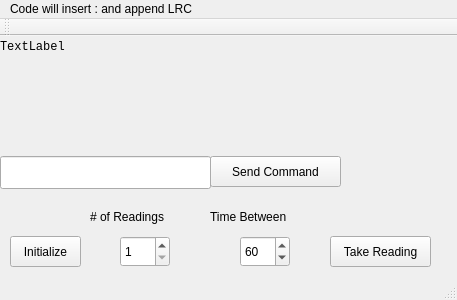
Before: the Qt Designer form mainwindow.ui in GeorgeIoak/QtSerialPort, drawn with Qt 5.
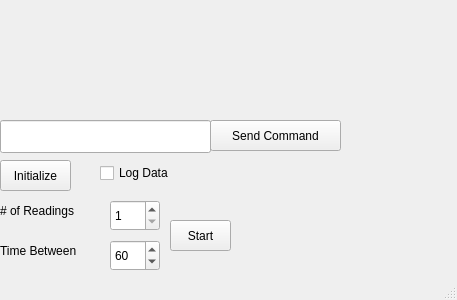
After: the same form once the commit is applied.

```diff
--- a/mainwindow.ui
+++ b/mainwindow.ui
@@ -65,27 +65,27 @@
      </font>
     </property>
     <property name="text">
-     <string>TextLabel</string>
+     <string/>
     </property>
    </widget>
    <widget class="QPushButton" name="btnTake1">
     <property name="geometry">
      <rect>
-      <x>330</x>
-      <y>200</y>
-      <width>101</width>
+      <x>170</x>
+      <y>220</y>
+      <width>61</width>
       <height>31</height>
      </rect>
     </property>
     <property name="text">
-     <string>Take Reading</string>
+     <string>Start</string>
     </property>
    </widget>
    <widget class="QPushButton" name="btnInit">
     <property name="geometry">
      <rect>
-      <x>10</x>
-      <y>200</y>
+      <x>0</x>
+      <y>160</y>
       <width>71</width>
       <height>31</height>
      </rect>
@@ -97,7 +97,7 @@
    <widget class="QSpinBox" name="spinBoxReadings">
     <property name="geometry">
      <rect>
-      <x>120</x>
+      <x>110</x>
       <y>200</y>
       <width>50</width>
       <height>31</height>
@@ -110,8 +110,8 @@
    <widget class="QSpinBox" name="spinBoxTime">
     <property name="geometry">
      <rect>
-      <x>240</x>
-      <y>200</y>
+      <x>110</x>
+      <y>240</y>
       <width>50</width>
       <height>31</height>
      </rect>
@@ -126,8 +126,8 @@
    <widget class="QLabel" name="label">
     <property name="geometry">
      <rect>
-      <x>90</x>
-      <y>170</y>
+      <x>0</x>
+      <y>200</y>
       <width>101</width>
       <height>21</height>
      </rect>
@@ -139,8 +139,8 @@
    <widget class="QLabel" name="label_2">
     <property name="geometry">
      <rect>
-      <x>210</x>
-      <y>170</y>
+      <x>0</x>
+      <y>240</y>
       <width>101</width>
       <height>21</height>
      </rect>
@@ -149,32 +149,21 @@
      <string>Time Between</string>
     </property>
    </widget>
-  </widget>
-  <widget class="QToolBar" name="mainToolBar">
-   <attribute name="toolBarArea">
-    <enum>TopToolBarArea</enum>
-   </attribute>
-   <attribute name="toolBarBreak">
-    <bool>false</bool>
-   </attribute>
+   <widget class="QCheckBox" name="checkBoxLogData">
+    <property name="geometry">
+     <rect>
+      <x>100</x>
+      <y>160</y>
+      <width>100</width>
+      <height>26</height>
+     </rect>
+    </property>
+    <property name="text">
+     <string>Log Data</string>
+    </property>
+   </widget>
   </widget>
   <widget class="QStatusBar" name="statusBar"/>
-  <widget class="QMenuBar" name="menuBar">
-   <property name="geometry">
-    <rect>
-     <x>0</x>
-     <y>0</y>
-     <width>457</width>
-     <height>27</height>
-    </rect>
-   </property>
-   <widget class="QMenu" name="menuTest_Application">
-    <property name="title">
-     <string>Code will insert : and append LRC</string>
-    </property>
-   </widget>
-   <addaction name="menuTest_Application"/>
-  </widget>
  </widget>
  <layoutdefault spacing="6" margin="11"/>
  <resources/>
```
Left out of the diff: 4 changed lines with no effect on the pictures.
